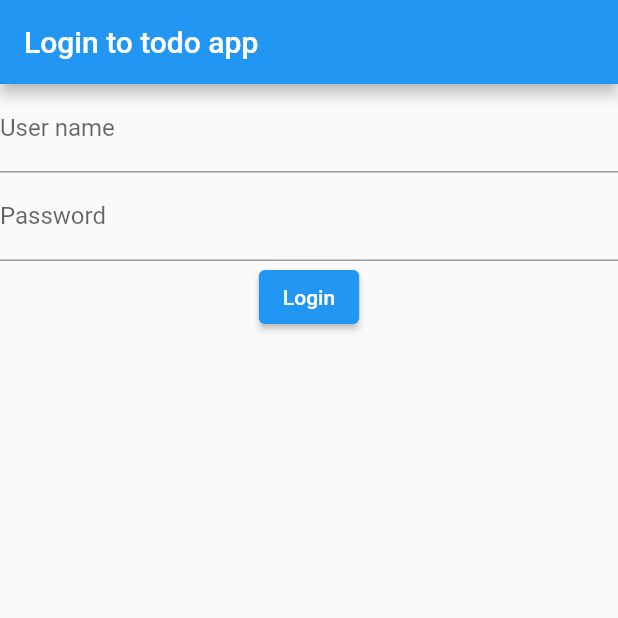
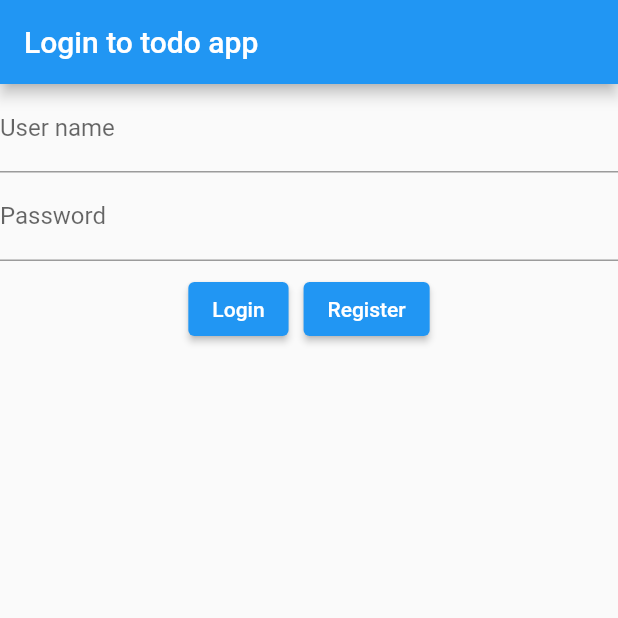
Before and after one commit to pankaj-nikam/todo_bloc, a Flutter app: the screen it shows after launch, on a phone screen of 412 x 824 dp, the top half of it. Run offline on Flutter 3.47's test engine with Material 2 defaults, Android fonts, the phone set to English and light mode, and no system bars; our stand-ins replace bloc, equatable, flutter_bloc, hive, hive_flutter; accounts and stored records are empty.

Commit message:
Added register. Added add new todo. Added toggle todo state.

```diff
--- a/lib/home/bloc/bloc/home_event.dart
+++ b/lib/home/bloc/bloc/home_event.dart
@@ -18,3 +18,13 @@ class RegisterServicesEvent extends HomeEvent {
   @override
   List<Object?> get props => [];
 }
+
+class RegisterAccountEvent extends HomeEvent {
+  final String userName;
+  final String password;
+
+  const RegisterAccountEvent(this.userName, this.password);
+
+  @override
+  List<Object> get props => [userName, password];
+}
--- a/lib/home/bloc/bloc/home_state.dart
+++ b/lib/home/bloc/bloc/home_state.dart
@@ -5,6 +5,9 @@ abstract class HomeState extends Equatable {
 }
 
 class HomeInitial extends HomeState {
+  final String? error;
+
+  const HomeInitial({this.error});
   @override
   List<Object?> get props => [];
 }
--- a/lib/home/home.dart
+++ b/lib/home/home.dart
@@ -34,6 +34,18 @@ class HomePage extends StatelessWidget {
                 },
               ));
             }
+            if (state is HomeInitial) {
+              if (state.error != null) {
+                ScaffoldMessenger.of(context).showSnackBar(
+                  SnackBar(
+                    content: Text(
+                      state.error!,
+                      style: TextStyle(color: Theme.of(context).errorColor),
+                    ),
+                  ),
+                );
+              }
+            }
           },
           builder: (context, state) {
             if (state is HomeInitial) {
@@ -48,12 +60,35 @@ class HomePage extends StatelessWidget {
                     decoration: const InputDecoration(labelText: 'Password'),
                     controller: passwordField,
                   ),
-                  ElevatedButton(
-                      onPressed: () {
-                        BlocProvider.of<HomeBloc>(context).add(
-                            LoginEvent(userNameField.text, passwordField.text));
-                      },
-                      child: const Text('Login'))
+                  Padding(
+                    padding: const EdgeInsets.all(8.0),
+                    child: Row(
+                      mainAxisAlignment: MainAxisAlignment.center,
+                      children: [
+                        ElevatedButton(
+                            onPressed: () {
+                              BlocProvider.of<HomeBloc>(context).add(
+                                LoginEvent(
+                                  userNameField.text,
+                                  passwordField.text,
+                                ),
+                              );
+                            },
+                            child: const Text('Login')),
+                        const SizedBox(width: 10),
+                        ElevatedButton(
+                            onPressed: () {
+                              BlocProvider.of<HomeBloc>(context).add(
+                                RegisterAccountEvent(
+                                  userNameField.text,
+                                  passwordField.text,
+                                ),
+                              );
+                            },
+                            child: const Text('Register')),
+                      ],
+                    ),
+                  )
                 ],
               );
             }
--- a/lib/services/authentication_service.dart
+++ b/lib/services/authentication_service.dart
@@ -23,4 +23,25 @@ class AuthenticationService {
     }
     return null;
   }
+
+  Future<UserCreationResult> createUser(
+      final String username, final String password) async {
+    final alreadyExists = _users.values.any(
+        (element) => element.userName.toLowerCase() == username.toLowerCase());
+    if (alreadyExists) {
+      return UserCreationResult.userAlreadyExists;
+    }
+    try {
+      await _users.add(User(username, password));
+      return UserCreationResult.success;
+    } catch (e) {
+      return UserCreationResult.failure;
+    }
+  }
 }
+
+enum UserCreationResult {
+  success,
+  failure,
+  userAlreadyExists,
+}
--- a/lib/services/todo_service.dart
+++ b/lib/services/todo_service.dart
@@ -35,12 +35,10 @@ class TodoService {
     await taskToRemove.delete();
   }
 
-  Future<void> updateTask(final String task, final String userName,
-      {final bool? completed}) async {
+  Future<void> updateTask(final String task, final String userName) async {
     final taskToEdit = _tasks.values.firstWhere(
         (element) => element.task == task && element.user == userName);
     final index = taskToEdit.key as int;
-    await _tasks.put(
-        index, Task(userName, task, completed ?? taskToEdit.completed));
+    await _tasks.put(index, Task(userName, task, !taskToEdit.completed));
   }
 }
```
Also changed, not shown: lib/home/bloc/bloc/home_bloc.dart (+18 -0 lines), lib/todos/bloc/bloc/todos_bloc.dart (+16 -1 lines), lib/todos/bloc/bloc/todos_event.dart (+18 -0 lines), lib/todos/bloc/bloc/todos_state.dart (+6 -2 lines), lib/todos/todos.dart (+59 -8 lines).
